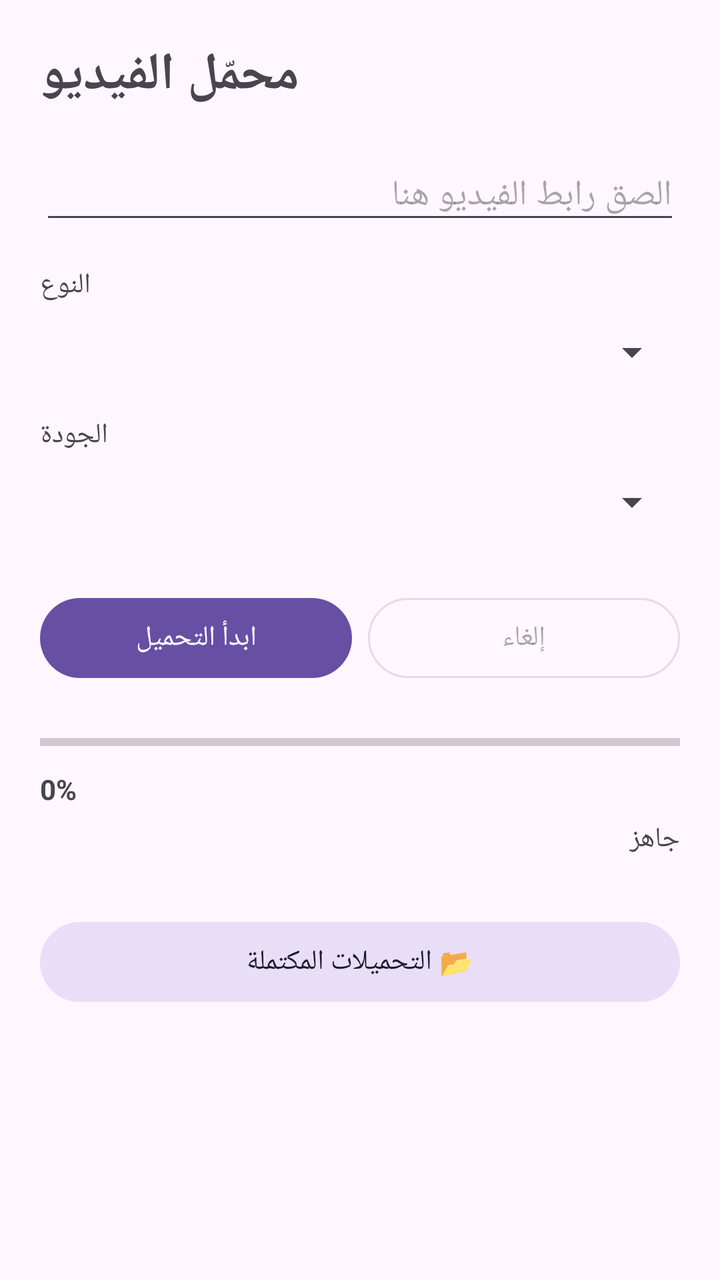
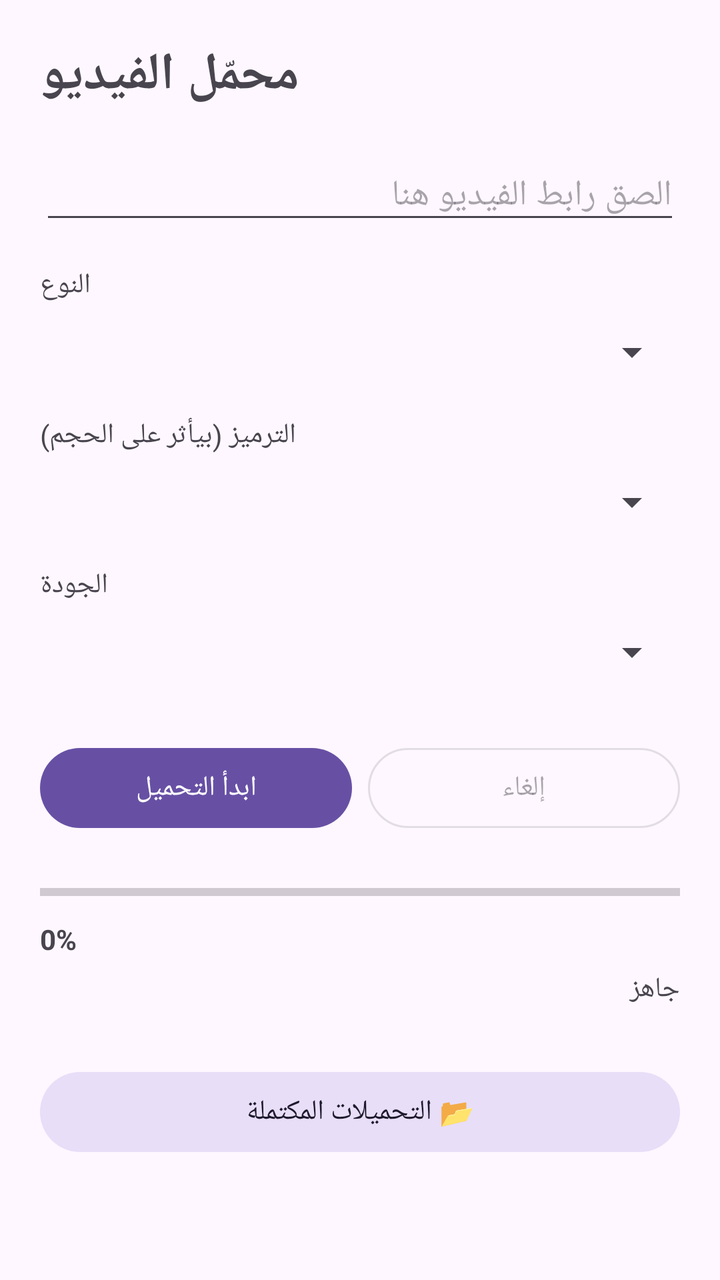

An Android layout rendered at two revisions. The XML below is the earlier revision; the diff shows what the commit changed to produce the second picture.
<!-- AndroidManifest.xml: application theme Theme.YTDL -->
<!-- res/layout/activity_main.xml -->
<?xml version="1.0" encoding="utf-8"?>
<ScrollView xmlns:android="http://schemas.android.com/apk/res/android"
    android:layout_width="match_parent"
    android:layout_height="match_parent"
    android:fillViewport="true">

    <LinearLayout
        android:layout_width="match_parent"
        android:layout_height="wrap_content"
        android:orientation="vertical"
        android:padding="20dp">

        <TextView
            android:layout_width="wrap_content"
            android:layout_height="wrap_content"
            android:text="محمّل الفيديو"
            android:textSize="26sp"
            android:textStyle="bold" />

        <EditText
            android:id="@+id/urlInput"
            android:layout_width="match_parent"
            android:layout_height="wrap_content"
            android:layout_marginTop="20dp"
            android:hint="الصق رابط الفيديو هنا"
            android:inputType="textUri"
            android:maxLines="3" />

        <TextView
            android:layout_width="wrap_content"
            android:layout_height="wrap_content"
            android:layout_marginTop="16dp"
            android:text="النوع" />

        <Spinner
            android:id="@+id/typeSpinner"
            android:layout_width="match_parent"
            android:layout_height="48dp" />

        <TextView
            android:layout_width="wrap_content"
            android:layout_height="wrap_content"
            android:layout_marginTop="8dp"
            android:text="الجودة" />

        <Spinner
            android:id="@+id/qualitySpinner"
            android:layout_width="match_parent"
            android:layout_height="48dp" />

        <LinearLayout
            android:layout_width="match_parent"
            android:layout_height="wrap_content"
            android:layout_marginTop="20dp"
            android:orientation="horizontal">

            <Button
                android:id="@+id/primaryBtn"
                android:layout_width="0dp"
                android:layout_height="wrap_content"
                android:layout_marginEnd="8dp"
                android:layout_weight="1"
                android:text="ابدأ التحميل" />

            <Button
                android:id="@+id/cancelBtn"
                style="@style/Widget.Material3.Button.OutlinedButton"
                android:layout_width="0dp"
                android:layout_height="wrap_content"
                android:layout_weight="1"
                android:enabled="false"
                android:text="إلغاء" />
        </LinearLayout>

        <ProgressBar
            android:id="@+id/progress"
            style="?android:attr/progressBarStyleHorizontal"
            android:layout_width="match_parent"
            android:layout_height="wrap_content"
            android:layout_marginTop="20dp"
            android:max="100" />

        <TextView
            android:id="@+id/percentText"
            android:layout_width="match_parent"
            android:layout_height="wrap_content"
            android:layout_marginTop="6dp"
            android:text="0%"
            android:textStyle="bold" />

        <TextView
            android:id="@+id/status"
            android:layout_width="match_parent"
            android:layout_height="wrap_content"
            android:layout_marginTop="6dp"
            android:text="جاهز" />

        <Button
            android:id="@+id/historyBtn"
            style="@style/Widget.Material3.Button.TonalButton"
            android:layout_width="match_parent"
            android:layout_height="wrap_content"
            android:layout_marginTop="28dp"
            android:text="📂 التحميلات المكتملة" />
    </LinearLayout>
</ScrollView>
<!-- resources referenced by this layout -->
<resources>
  <style name="Theme.YTDL" parent="Theme.Material3.DayNight.NoActionBar" />
</resources>

<!-- the commit's change to res/layout/activity_main.xml (unified diff, before → after) -->
@@ -36,6 +36,24 @@
             android:id="@+id/typeSpinner"
             android:layout_width="match_parent"
             android:layout_height="48dp" />
+
+        <LinearLayout
+            android:id="@+id/codecGroup"
+            android:layout_width="match_parent"
+            android:layout_height="wrap_content"
+            android:orientation="vertical">
+
+            <TextView
+                android:layout_width="wrap_content"
+                android:layout_height="wrap_content"
+                android:layout_marginTop="8dp"
+                android:text="الترميز (بيأثر على الحجم)" />
+
+            <Spinner
+                android:id="@+id/codecSpinner"
+                android:layout_width="match_parent"
+                android:layout_height="48dp" />
+        </LinearLayout>
 
         <TextView
             android:layout_width="wrap_content"
